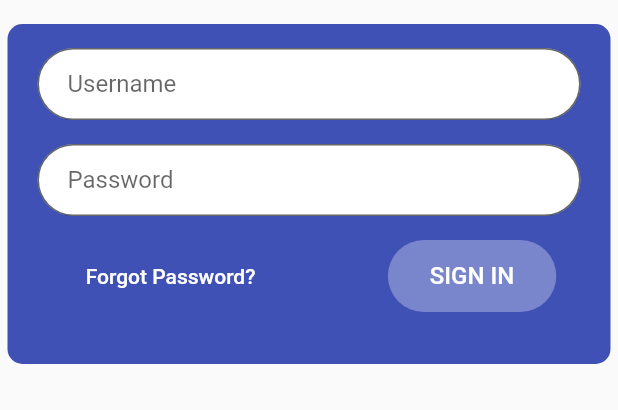
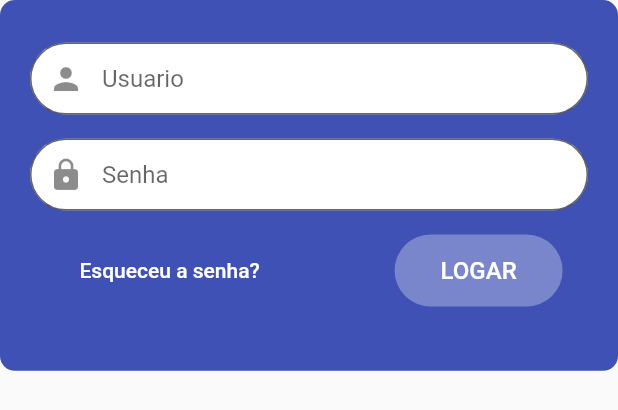
Before and after one commit to eduardoazvd17/help_market_flutter, a Flutter app: the LoginForm widget shown alone on an empty page, opened directly, on a phone screen of 412 x 824 dp. Shown: the top 410 px of the screen. Run offline on Flutter 3.47's test engine with Material 2 defaults, Android fonts, the phone set to English and light mode, and no system bars.

Commit message:
Ajustes visuais no formulario de login.

```diff
--- a/lib/componentes/inputLogin_form.dart
+++ b/lib/componentes/inputLogin_form.dart
@@ -3,9 +3,11 @@ import 'package:flutter/material.dart';
 class InputLoginForm extends StatelessWidget {
   final TextEditingController controller;
   final String hintText;
+  final Widget icon;
 
   InputLoginForm({
     @required this.controller,
+    this.icon,
     this.hintText = "Default",
   });
 
@@ -20,6 +22,7 @@ class InputLoginForm extends StatelessWidget {
       child: TextField(
         controller: controller,
         decoration: InputDecoration(
+          prefixIcon: icon,
           hintText: hintText,
           contentPadding: EdgeInsets.only(left: 20),
           border: OutlineInputBorder(
--- a/lib/componentes/login_form.dart
+++ b/lib/componentes/login_form.dart
@@ -10,13 +10,13 @@ class LoginForm extends StatelessWidget {
     this.passController,
   });
 
+  //TODO: Adicionar funcoes para logar e esqueceu a senha
   @override
   Widget build(BuildContext context) {
     return Container(
-      child: Padding(
-        padding: EdgeInsets.symmetric(vertical: 16, horizontal: 5),
+      // padding: EdgeInsets.symmetric(horizontal: 5),
         child: Container(
-          height: MediaQuery.of(context).size.height * 0.275,
+        height: MediaQuery.of(context).size.height * 0.30,
           width: double.infinity,
           decoration: BoxDecoration(
             color: Colors.indigo,
@@ -24,23 +24,28 @@ class LoginForm extends StatelessWidget {
           ),
           child: Column(
             children: <Widget>[
+            SizedBox(
+              height: MediaQuery.of(context).size.height * 0.015,
+            ),
               InputLoginForm(
+              icon: Icon(Icons.person),
                 controller: userController,
-                hintText: "Username",
+              hintText: "Usuario",
               ),
               InputLoginForm(
+              icon: Icon(Icons.lock),
                 controller: passController,
-                hintText: "Password",
+              hintText: "Senha",
               ),
               Padding(
-                padding: const EdgeInsets.only(top: 16),
+              padding: EdgeInsets.only(top: 16),
                 child: Row(
                   mainAxisAlignment: MainAxisAlignment.spaceAround,
                   children: <Widget>[
                     FlatButton(
                       onPressed: () {},
                       child: Text(
-                        "Forgot Password?",
+                      "Esqueceu a senha?",
                         style: TextStyle(
                           color: Colors.white,
                         ),
@@ -57,7 +62,7 @@ class LoginForm extends StatelessWidget {
                       child: FlatButton(
                         onPressed: () {},
                         child: Text(
-                          "SIGN IN",
+                        "LOGAR",
                           style: TextStyle(
                             color: Colors.white,
                             fontSize: 16,
@@ -71,7 +76,6 @@ class LoginForm extends StatelessWidget {
             ],
           ),
         ),
-      ),
     );
   }
 }
```
